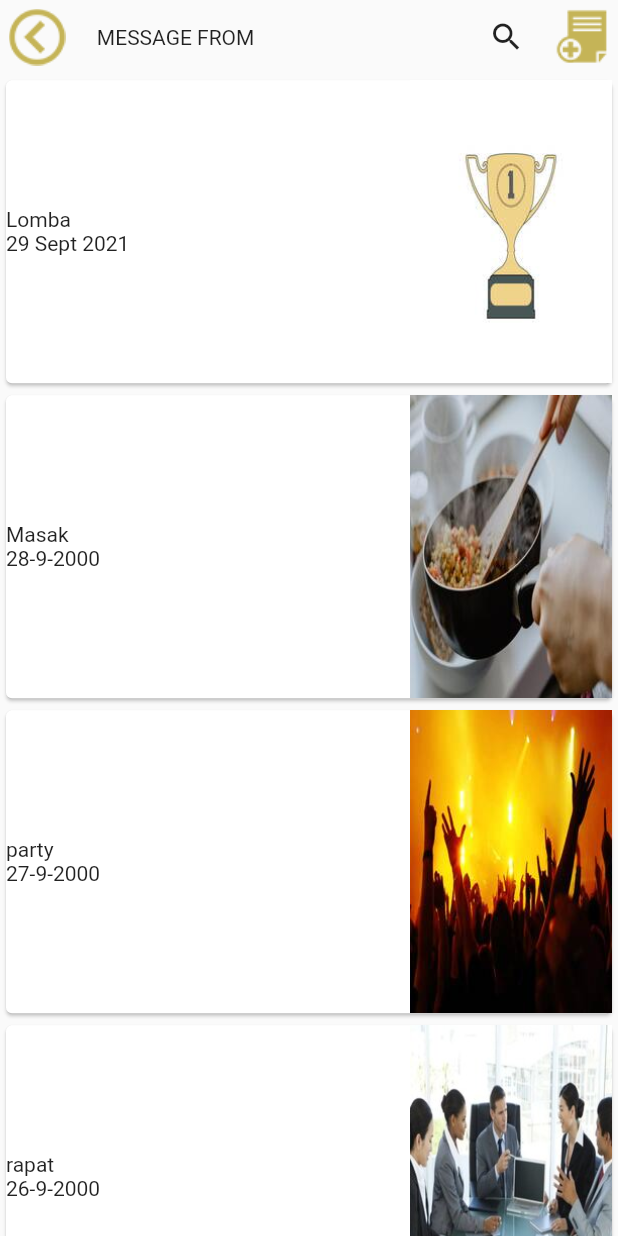
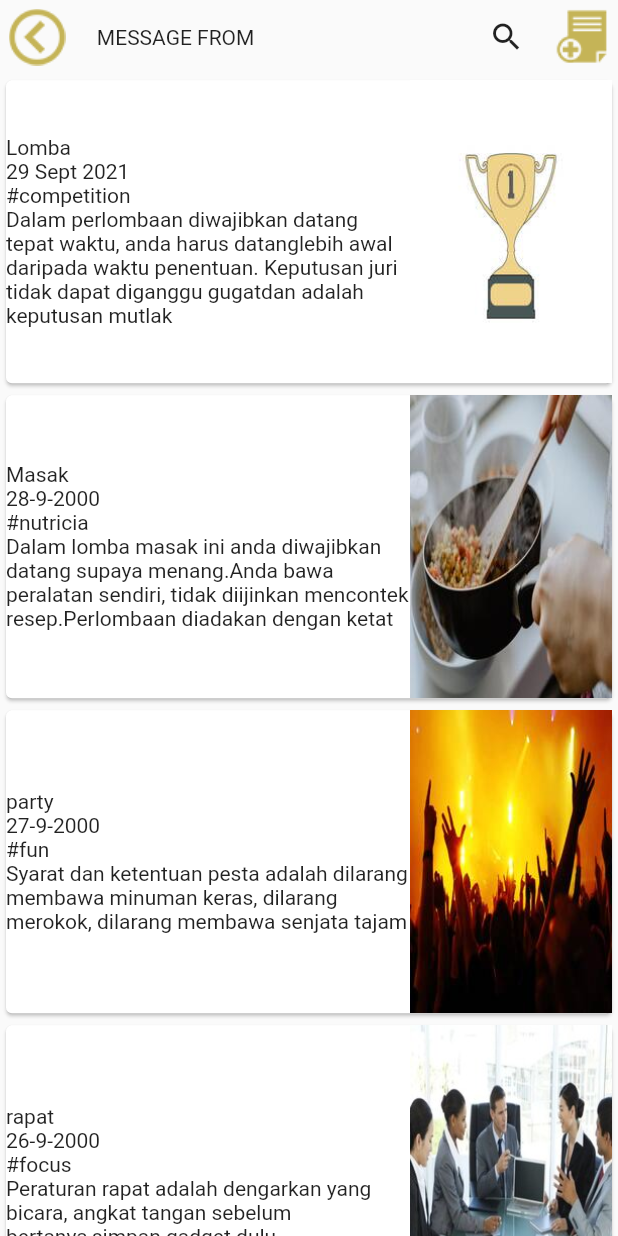
Before and after one commit to MatthewADIAN/first_test_suitmedia, a Flutter app: the EventScreen screen opened directly with empty values, on a phone screen of 412 x 824 dp. Run offline on Flutter 3.47's test engine with Material 2 defaults, Android fonts, the phone set to English and light mode, and no system bars.

Commit message:
event change

```diff
--- a/lib/event_screen.dart
+++ b/lib/event_screen.dart
@@ -76,7 +76,12 @@ class EventScreen extends StatelessWidget {
                               Text(
                                   event.tanggal
                               ),
-
+                              Text(
+                                  event.tags
+                              ),
+                              Text(
+                                  event.caption
+                              ),
                             ],
                           ),
                         ),
--- a/lib/model/event_data.dart
+++ b/lib/model/event_data.dart
@@ -2,11 +2,15 @@ class EventData {
   String imageAsset;
   String nama;
   String tanggal;
+  String tags;
+  String caption;
 
   EventData({
     required this.imageAsset,
     required this.nama,
     required this.tanggal,
+    required this.tags,
+    required this.caption
   });
 }
 
@@ -15,20 +19,34 @@ var eventList = [
     imageAsset: 'images/lomba.jpg',
     nama: 'Lomba',
     tanggal: '29 Sept 2021',
+    tags: '#competition',
+    caption: 'Dalam perlombaan diwajibkan datang tepat waktu, anda harus datang'
+        'lebih awal daripada waktu penentuan. Keputusan juri tidak dapat diganggu gugat'
+        'dan adalah keputusan mutlak',
   ),
   EventData(
     imageAsset: 'images/masak.jpg',
     nama: 'Masak',
     tanggal: '28-9-2000',
+    tags: '#nutricia',
+    caption: 'Dalam lomba masak ini anda diwajibkan datang supaya menang.'
+        'Anda bawa peralatan sendiri, tidak diijinkan mencontek resep.'
+        'Perlombaan diadakan dengan ketat',
   ),
   EventData(
     imageAsset: 'images/party.jpg',
     nama: 'party',
     tanggal: '27-9-2000',
+    tags: '#fun',
+    caption: 'Syarat dan ketentuan pesta adalah dilarang membawa minuman keras, '
+        'dilarang merokok, dilarang membawa senjata tajam',
   ),
   EventData(
     imageAsset: 'images/rapat.jpg',
     nama: 'rapat',
     tanggal: '26-9-2000',
+    tags: '#focus',
+    caption: 'Peraturan rapat adalah dengarkan yang bicara, angkat tangan sebelum bertanya,'
+        'simpan gadget dulu',
   ),
 ];
```
